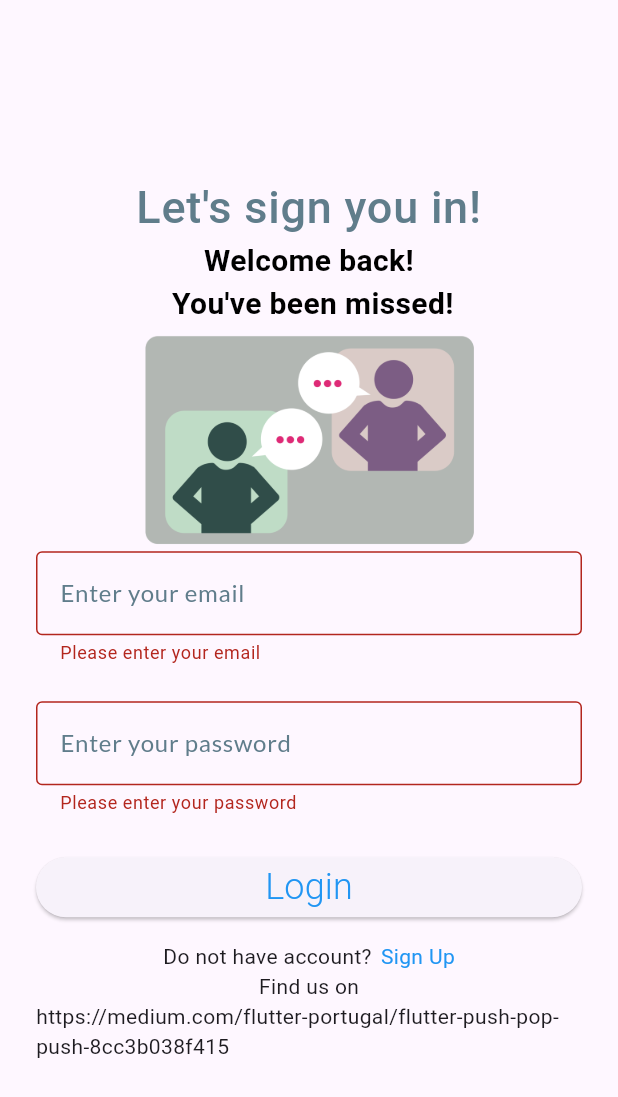
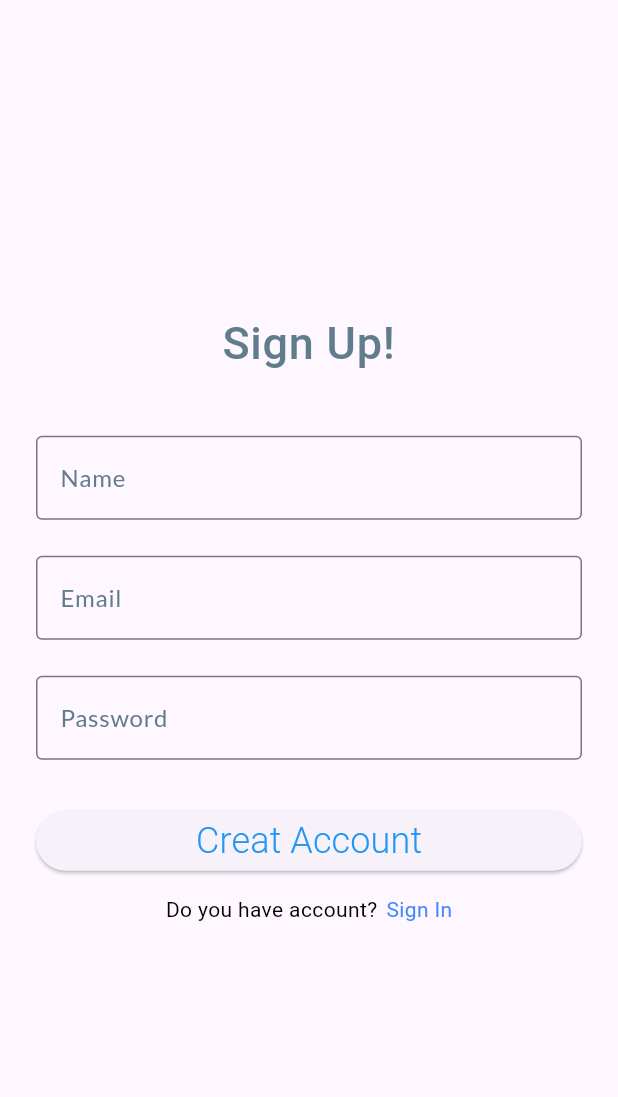
Before and after one commit to carolin0923/Flutter-app-bate-papo, a Flutter app: the screen it shows after launch, after a tap on "Login", after a tap on "Sign Up", on a phone screen of 412 x 824 dp. Shown: the top 1097 px of the screen. Run offline on Flutter 3.47's test engine with Material 3 defaults, Android fonts, the phone set to English and light mode, and no system bars; our stand-ins replace google_fonts, shared_preferences, sqflite; accounts and stored records are empty.

Commit message:
Implemented the registration screen and excluded some classes that are no longer useful.

```diff
--- /dev/null
+++ b/devtools_options.yaml
@@ -0,0 +1,3 @@
+description: This file stores settings for Dart & Flutter DevTools.
+documentation: https://docs.flutter.dev/tools/devtools/extensions#configure-extension-enablement-states
+extensions:
--- a/lib/main.dart
+++ b/lib/main.dart
@@ -2,6 +2,7 @@ import 'package:first_project_flutter/chat_page.dart';
 import 'package:first_project_flutter/login_page.dart';
 import 'package:first_project_flutter/providers/chat_provider.dart';
 import 'package:first_project_flutter/providers/provider_authProvider.dart';
+import 'package:first_project_flutter/sign_up_page.dart';
 
 import 'package:flutter/material.dart';
 import 'package:provider/provider.dart';
@@ -30,9 +31,11 @@ class ChatApp extends StatelessWidget {
         ChangeNotifierProvider(create: (_) => ChatProvider())
       ],
       child: MaterialApp(
-        initialRoute: authProvider.currentUsername != null ? '/chat' : '/',
+        initialRoute:
+            authProvider.currentUserEmail != null ? '/chat' : '/signin',
         routes: {
-          '/': (context) => LoginPage(),
+          '/signin': (context) => LoginPage(),
+          '/signup': (context) => SignUpPage(),
           '/chat': (context) => ChatPage(),
         },
       ),
--- a/lib/services/autho_service.dart
+++ /dev/null
@@ -1,10 +0,0 @@
-//autenticar  usuários, como login, logout, registro, e manutenção de sessões de usuários.
-
-class AuthService {
-  static final List<Map<String, String>> _users = [
-    {'username': 'Caroline', 'password': 'carol234'},
-    {'username': 'Miguel', 'password': 'Miguel1234'}
-  ];
-
-  static List<Map<String, String>> get users => _users;
-}
--- /dev/null
+++ b/lib/sign_up_page.dart
@@ -0,0 +1,160 @@
+import 'package:first_project_flutter/database/app_database.dart';
+import 'package:first_project_flutter/providers/provider_authProvider.dart';
+import 'package:first_project_flutter/utils/spaces.dart';
+import 'package:first_project_flutter/widgets/login_text_field.dart';
+import 'package:flutter/material.dart';
+import 'package:flutter/widgets.dart';
+import 'package:provider/provider.dart';
+
+class SignUpPage extends StatelessWidget {
+  SignUpPage({super.key});
+
+  final _formKey = GlobalKey<FormState>();
+  final userNameController = TextEditingController();
+  final emailController = TextEditingController();
+  final passwordController = TextEditingController();
+
+  void signUpUser(BuildContext context) async {
+    if (_formKey.currentState != null && _formKey.currentState!.validate()) {
+      final username = userNameController.text;
+      final email = emailController.text;
+      final password = passwordController.text;
+
+      final authProvider = Provider.of<AuthProvider>(context, listen: false);
+      try {
+        final existingUser = await authProvider.getUserByEmail(email);
+        if (existingUser != null) {
+          ScaffoldMessenger.of(context).showSnackBar(
+            SnackBar(content: Text('Este email já está em uso')),
+          );
+          return;
+        }
+
+        if (await authProvider.registerUser(username, email, password)) {
+          final users = await AppDatabase.instance.getAllUsers();
+          print('usuarios cadastrados: $users');
+
+          Navigator.pushReplacementNamed(context, '/signin',
+              arguments: authProvider);
+          print('User registered sucessfully');
+        } else {
+          // Exibe um alerta para credenciais inválidas
+          ScaffoldMessenger.of(context).showSnackBar(
+            SnackBar(content: Text('Failed to register user')),
+          );
+        }
+      } catch (e) {
+        print('Sign up error: $e');
+        ScaffoldMessenger.of(context).showSnackBar(
+          SnackBar(content: Text('Something went wrong, try again later.')),
+        );
+      }
+    }
+  }
+
+  @override
+  Widget build(BuildContext context) {
+    return Scaffold(
+      body: Center(
+        child: Padding(
+          padding: const EdgeInsets.all(24.0),
+          child: Column(
+              mainAxisAlignment: MainAxisAlignment.center,
+              crossAxisAlignment: CrossAxisAlignment.stretch,
+              children: [
+                Text('Sign Up!',
+                    textAlign: TextAlign.center,
+                    style: TextStyle(
+                        fontSize: 30,
+                        color: Colors.blueGrey,
+                        fontWeight: FontWeight.w500,
+                        letterSpacing: 0.5)),
+                verticalSpacing(40),
+                Form(
+                  key: _formKey,
+                  child: Column(
+                    children: [
+                      LoginTextField(
+                        controller: userNameController,
+                        hintText: "Name",
+                        validator: (value) {
+                          if (value != null &&
+                              value.isNotEmpty &&
+                              value.length < 5) {
+                            return "Your username must be at least 5 chacacters";
+                          } else if (value != null && value.isEmpty) {
+                            return "Please type your username";
+                          }
+                          return null;
+                        },
+                      ),
+                      verticalSpacing(24),
+                      LoginTextField(
+                        controller: emailController,
+                        hintText: 'Email',
+                        validator: (value) {
+                          if (value != null && value.isEmpty) {
+                            return "Please, type your email";
+                          } else if (value != null && !value.contains("@")) {
+                            return "Email invalid";
+                          }
+                          return null; //se conseguir passar por isso tudo, vai retornar nulo, validação feira corretamente.
+                        },
+                      ),
+                      verticalSpacing(24),
+                      LoginTextField(
+                        hasAsterisks: true,
+                        controller: passwordController,
+                        hintText: 'Password',
+                        validator: (value) {
+                          if (value != null && value.isEmpty) {
+                            return "Please, enter your password";
+                          } else if (value != null && value.length < 6) {
+                            return "Password must be at least 6 characters";
+                          }
+                          return null;
+                        },
+                      ),
+                    ],
+                  ),
+                ),
+                verticalSpacing(30),
+                ElevatedButton(
+                  onPressed: () {
+                    signUpUser(context);
+                  },
+                  child: const Text(
+                    'Creat Account',
+                    style: TextStyle(
+                        fontSize: 24,
+                        fontWeight: FontWeight.w300,
+                        color: Colors.blue),
+                  ),
+                ),
+                SizedBox(height: 12),
+                Row(
+                  mainAxisAlignment: MainAxisAlignment.center,
+                  children: [
+                    Text(
+                      'Do you have account?',
+                      style: TextStyle(color: Colors.black),
+                    ),
+                    SizedBox(width: 6),
+                    GestureDetector(
+                      onTap: () {
+                        print('Clicked on login');
+                        Navigator.pushNamed(context, '/signin');
+                      },
+                      child: Text(
+                        'Sign In',
+                        style: TextStyle(color: Colors.blueAccent),
+                      ),
+                    )
+                  ],
+                )
+              ]),
+        ),
+      ),
+    );
+  }
+}
```
Also changed, not shown: lib/database/chat_database.dart (deleted, +0 -64 lines), lib/models/chat_message_entity.dart (deleted, +0 -33 lines), lib/providers/provider_login.dart (deleted).
